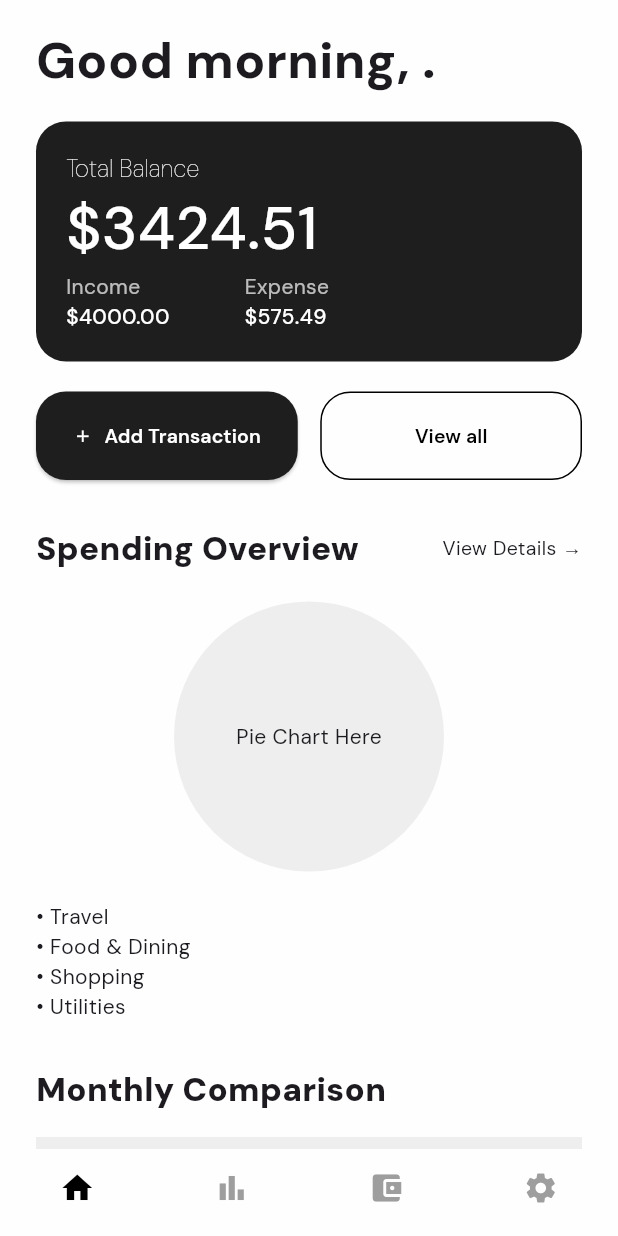
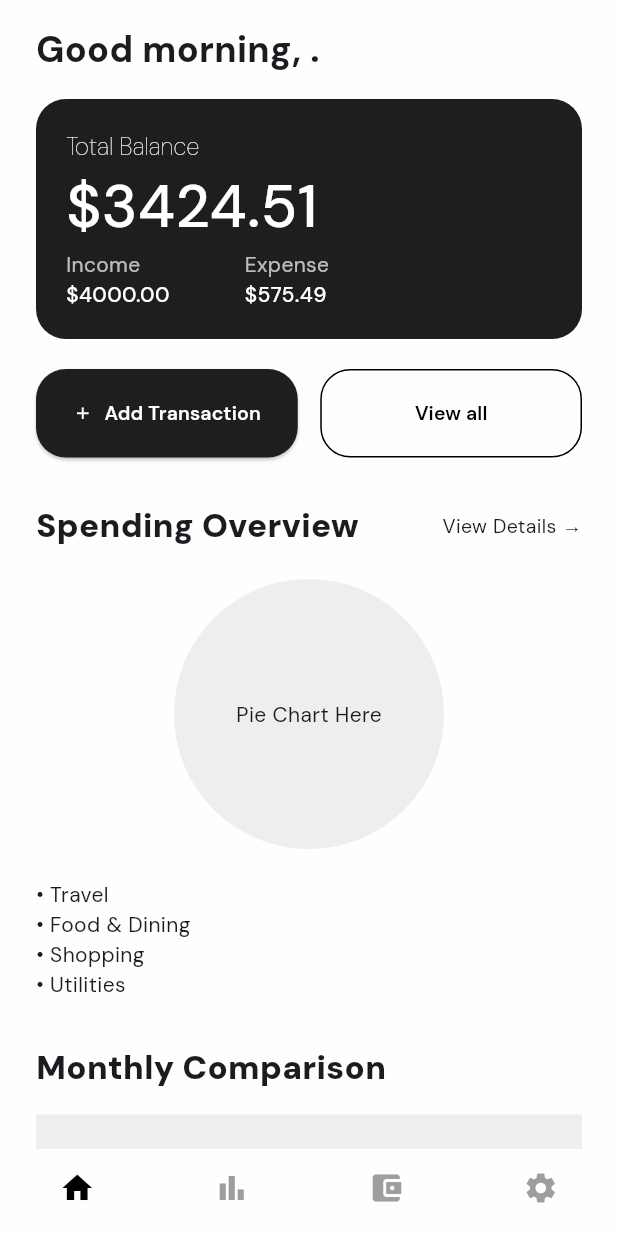
Before and after one commit to Lososel/fintrack-app, a Flutter app: the HomeScreen screen opened directly with empty values, on a phone screen of 412 x 824 dp. Run offline on Flutter 3.47's test engine with Material 3 defaults, Android fonts, the phone set to English and light mode, and no system bars; our stand-ins replace google_fonts.

Commit message:
fix: make greeting font smaller

```diff
--- a/lib/screens/home/widgets/home_header.dart
+++ b/lib/screens/home/widgets/home_header.dart
@@ -8,7 +8,7 @@ class HomeHeader extends StatelessWidget {
   Widget build(BuildContext context) {
     return Text(
       "Good morning, $name.",
-      style: TextStyle(fontSize: 34, fontWeight: FontWeight.w800),
+      style: TextStyle(fontSize: 24, fontWeight: FontWeight.w800),
     );
   }
 }
--- a/lib/screens/home/widgets/recent_transactions.dart
+++ b/lib/screens/home/widgets/recent_transactions.dart
@@ -46,7 +46,7 @@ class RecentTransactions extends StatelessWidget {
           "Recent Transactions",
           style: TextStyle(fontSize: 22, fontWeight: FontWeight.w800),
         ),
-        const SizedBox(height: 20),
+        const SizedBox(height: 5),
 
         for (var tx in transactions) TransactionItem(transaction: tx),
       ],
```
